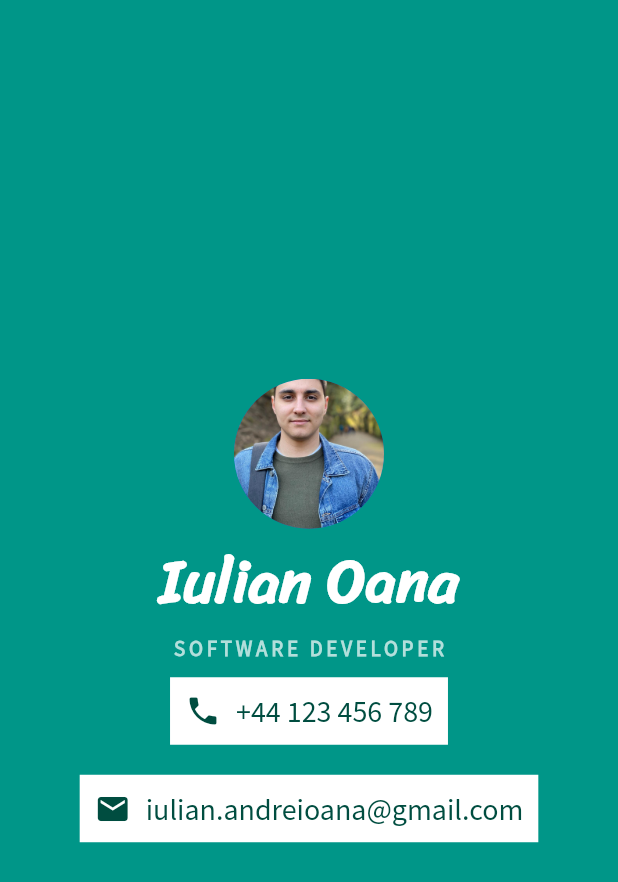
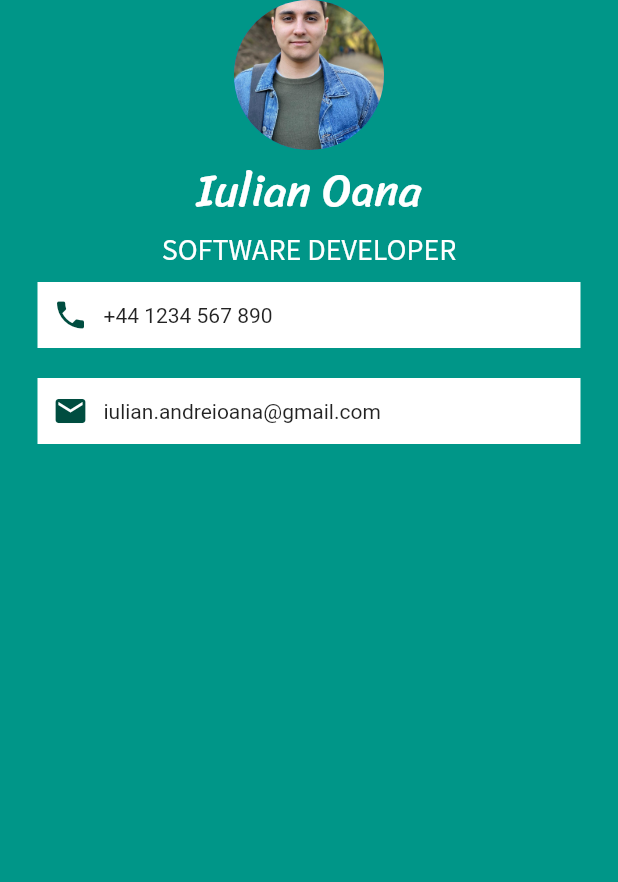
Before and after one commit to codewithiulian/my_card, a Flutter app: the screen it shows after launch, on a phone screen of 412 x 824 dp. Shown: the top 882 px of the screen. Run offline on Flutter 3.47's test engine with Material 2 defaults, Android fonts, the phone set to English and light mode, and no system bars.

Commit message:
Icon Widget

```diff
--- a/lib/main.dart
+++ b/lib/main.dart
@@ -10,79 +10,51 @@ class MyApp extends StatelessWidget {
       home: Scaffold(
         backgroundColor: Colors.teal,
         body: SafeArea(
-          child: Row(
-            mainAxisAlignment: MainAxisAlignment.center,
-            children: <Widget>[
-              Column(
-                mainAxisAlignment: MainAxisAlignment.center,
+          child: Column(
             children: <Widget>[
               CircleAvatar(
-                    radius: 50.0,
                 backgroundImage: AssetImage('images/profile.jpeg'),
+                radius: 50.0
               ),
               Text(
                 'Iulian Oana',
                 style: TextStyle(
-                      fontSize: 40.0,
                     color: Colors.white,
-                      fontWeight: FontWeight.bold,
+                    fontSize: 30.0,
                     fontFamily: 'Sriracha'
                 ),
               ),
               Text(
                 'SOFTWARE DEVELOPER',
                 style: TextStyle(
-                      color: Colors.teal.shade100,
-                      fontFamily: 'Source Sans Pro',
-                      letterSpacing: 2.5,
-                      fontWeight: FontWeight.bold
+                    color: Colors.white,
+                    fontSize: 20.0,
+                    fontFamily: 'Source Sans Pro'
                 ),
               ),
               Container(
                 color: Colors.white,
+                padding: EdgeInsets.all(10.0),
                 margin: EdgeInsets.symmetric(vertical: 10.0, horizontal: 25.0),
-                    padding: EdgeInsets.all(10.0),
                 child: Row(
                   children: <Widget>[
-                        Icon(
-                          Icons.phone,
-                          color: Colors.teal.shade900,
-                        ),
+                    Icon(Icons.phone, color: Colors.teal.shade900,),
                     SizedBox(width: 10.0),
-                        Text(
-                          '+44 123 456 789',
-                          style: TextStyle(
-                            color: Colors.teal.shade900,
-                            fontSize: 20.0,
-                            fontFamily: 'Source Sans Pro',
-                          ),
-                        ),
+                    Text('+44 1234 567 890'),
                   ],
                 ),
               ),
               Container(
                 color: Colors.white,
+                padding: EdgeInsets.all(10.0),
                 margin: EdgeInsets.symmetric(vertical: 10.0, horizontal: 25.0),
-                    padding: EdgeInsets.all(10.0),
                 child: Row(
                   children: <Widget>[
-                        Icon(
-                          Icons.email,
-                          color: Colors.teal.shade900,
-                        ),
+                    Icon(Icons.email, color: Colors.teal.shade900,),
                     SizedBox(width: 10.0),
-                        Text(
-                          'iulian.andreioana@gmail.com',
-                          style: TextStyle(
-                            color: Colors.teal.shade900,
-                            fontSize: 20.0,
-                            fontFamily: 'Source Sans Pro',
-                          ),
-                        ),
+                    Text('iulian.andreioana@gmail.com'),
                   ],
                 ),
-                  ),
-                ],
               ),
             ],
           ),
```
Also changed, not shown: pubspec.yaml (+0 -10 lines). Lines whose indentation alone changed are shown as unchanged.
